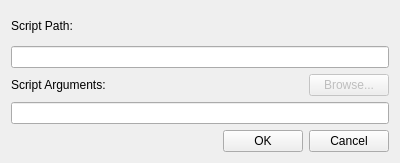
Before: the Qt Designer form src/plugins/scripts/addscriptwidget.ui in august-alt/gpui, drawn with Qt 5.
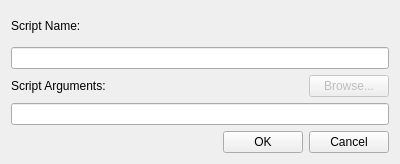
After: the same form once the commit is applied.

What changed in the file:
```diff
--- a/src/plugins/scripts/addscriptwidget.ui
+++ b/src/plugins/scripts/addscriptwidget.ui
@@ -7,7 +7,7 @@
     <x>0</x>
     <y>0</y>
     <width>400</width>
-    <height>163</height>
+    <height>164</height>
    </rect>
   </property>
   <property name="windowTitle">
@@ -17,7 +17,7 @@
    <item row="0" column="0">
     <widget class="QLabel" name="nameLabel">
      <property name="text">
-      <string>Script Path:</string>
+      <string>Script Name:</string>
      </property>
      <property name="buddy">
       <cstring>nameLineEdit</cstring>
```
